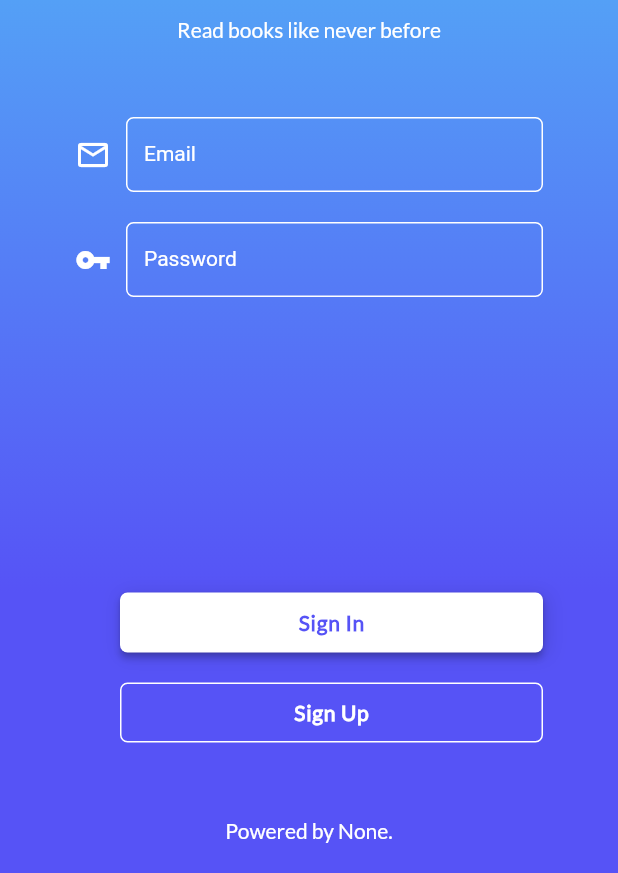
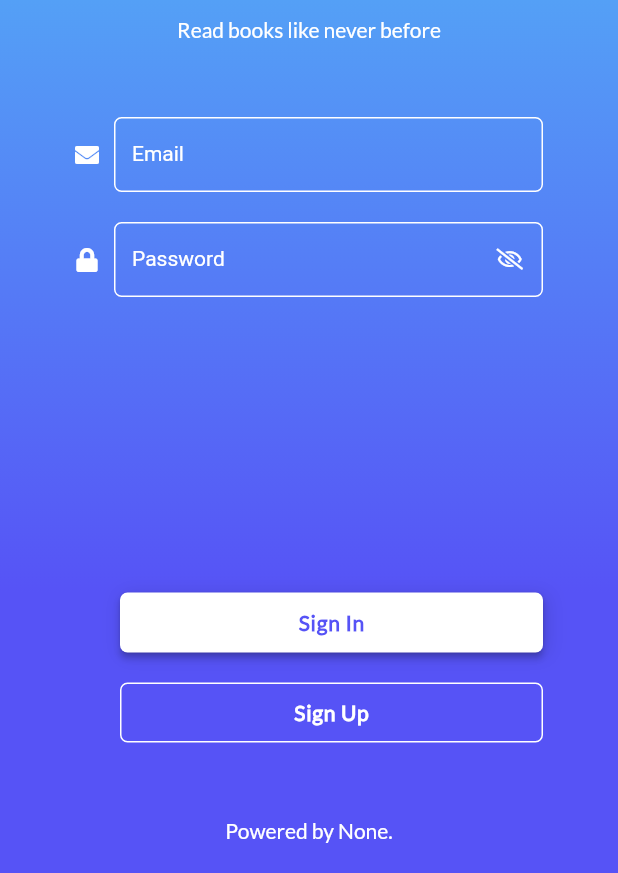
Before and after one commit to Shadow60539/bookshelf, a Flutter app: the screen it shows after launch, after a tap on "Sign In", on a phone screen of 412 x 824 dp, the part 363-1236 px from its top. Run offline on Flutter 3.47's test engine with Material 2 defaults, Android fonts, the phone set to English and light mode, and no system bars; our stand-ins replace auto_route, cloud_firestore, dio, firebase_auth, flutter_svg, focused_menu and 1 more; missing offline and left inert: dio_http_cache; accounts and stored records are empty.

```diff
--- a/lib/features/home/widgets/new_books_builder.dart
+++ b/lib/features/home/widgets/new_books_builder.dart
@@ -124,8 +124,6 @@ class NewBooksBuilder extends StatelessWidget {
                               fromLibrary: false,
                               bookList: books,
                               index: index)),
-                      child: Hero(
-                        tag: books[index].imgUrl,
                       child: FittedBox(
                         fit: BoxFit.contain,
                         child: Padding(
@@ -162,7 +160,6 @@ class NewBooksBuilder extends StatelessWidget {
                                     color: Colors.black, fontSize: 16),
                               ),
                             ],
-                            ),
                           ),
                         ),
                       ),
--- a/lib/features/splash/pages/splash_page.dart
+++ b/lib/features/splash/pages/splash_page.dart
@@ -1,9 +1,12 @@
+import 'dart:async';
+
 import 'package:firebase_auth/firebase_auth.dart';
 import 'package:flutter/cupertino.dart';
 import 'package:flutter/material.dart';
 import 'package:flutter/services.dart';
 import 'package:flutter_app/core/utils/colors.dart';
 import 'package:flutter_app/routes/router.gr.dart';
+import 'package:font_awesome_flutter/font_awesome_flutter.dart';
 
 class SplashPage extends StatefulWidget {
   @override
@@ -17,6 +20,10 @@ class _SplashPageState extends State<SplashPage>
   String email;
   String password;
   String errorMsg;
+  bool _loading = false;
+  bool _showPassword = false;
+  Color _emailBorderColor = Colors.white;
+  Color _passwordBorderColor = Colors.white;
 
   @override
   void initState() {
@@ -64,10 +71,22 @@ class _SplashPageState extends State<SplashPage>
   String _showErrorMessage(String errorMessage) {
     switch (errorMessage) {
       case 'ERROR_WRONG_PASSWORD':
+        setState(() {
+          _emailBorderColor = Colors.white;
+          _passwordBorderColor = Colors.red;
+        });
         return 'Invalid Password';
         break;
       case 'ERROR_USER_NOT_FOUND':
+        setState(() {
+          _passwordBorderColor = Colors.white;
+
+          _emailBorderColor = Colors.red;
+        });
         return 'No user with this email';
+        break;
+      case 'Sign In':
+        return 'Sign In Again';
         break;
       default:
         return 'Sign In';
@@ -95,7 +114,17 @@ class _SplashPageState extends State<SplashPage>
                       offset: Offset(2, 2))
                 ]),
                 child: RaisedButton(
-                  child: Text(
+                  child: _loading
+                      ? SizedBox(
+                          height: 20,
+                          width: 20,
+                          child: CircularProgressIndicator(
+                            strokeWidth: 2,
+                            valueColor:
+                                AlwaysStoppedAnimation<Color>(kDarkBlue),
+                          ),
+                        )
+                      : Text(
                           _showErrorMessage(errorMsg),
                           style: style.copyWith(
                               color: kDarkBlue,
@@ -108,12 +137,21 @@ class _SplashPageState extends State<SplashPage>
                     if (_animationController.status ==
                         AnimationStatus.completed) {
                       try {
+                        setState(() {
+                          _loading = true;
+                        });
                         await _auth.signInWithEmailAndPassword(
                             email: email, password: password);
                       } catch (e) {
                         PlatformException error = e as PlatformException;
                         setState(() {
                           errorMsg = error.code;
+                          _loading = false;
+                        });
+                        Future.delayed(Duration(seconds: 3), () {
+                          setState(() {
+                            errorMsg = 'Sign In';
+                          });
                         });
                       }
                     } else {
@@ -193,17 +231,18 @@ class _SplashPageState extends State<SplashPage>
     );
   }
 
-  InputDecoration _textFieldDecoration({String label}) => InputDecoration(
+  InputDecoration _textFieldDecoration({String label, Color borderColor}) =>
+      InputDecoration(
         focusedBorder: OutlineInputBorder(
           borderRadius: BorderRadius.circular(5),
           borderSide: BorderSide(
-            color: kDarkBlue,
+            color: Colors.black,
           ),
         ),
         enabledBorder: OutlineInputBorder(
           borderRadius: BorderRadius.circular(5),
           borderSide: BorderSide(
-            color: Colors.white,
+            color: borderColor,
             width: 1,
           ),
         ),
@@ -231,18 +270,21 @@ class _SplashPageState extends State<SplashPage>
               crossAxisAlignment: CrossAxisAlignment.center,
               children: <Widget>[
                 Icon(
-                  Icons.mail_outline,
+                  FontAwesomeIcons.solidEnvelope,
                   color: Colors.white,
+                  size: 16,
                 ),
                 SizedBox(
                   width: 10,
                 ),
                 Flexible(
                   child: TextFormField(
+                    cursorColor: Colors.white,
                     keyboardType: TextInputType.emailAddress,
                     style: TextStyle(color: Colors.white),
                     scrollPadding: padding,
-                    decoration: _textFieldDecoration(label: 'Email'),
+                    decoration: _textFieldDecoration(
+                        label: 'Email', borderColor: _emailBorderColor),
                     autocorrect: false,
                     onChanged: (value) {
                       email = value;
@@ -261,8 +303,9 @@ class _SplashPageState extends State<SplashPage>
               crossAxisAlignment: CrossAxisAlignment.center,
               children: <Widget>[
                 Icon(
-                  Icons.vpn_key,
+                  FontAwesomeIcons.lock,
                   color: Colors.white,
+                  size: 16,
                 ),
                 SizedBox(
                   width: 10,
@@ -270,9 +313,24 @@ class _SplashPageState extends State<SplashPage>
                 Flexible(
                   child: TextFormField(
                     scrollPadding: padding,
+                    cursorColor: Colors.white,
                     style: TextStyle(color: Colors.white),
-                    obscureText: true,
-                    decoration: _textFieldDecoration(label: 'Password'),
+                    obscureText: !_showPassword,
+                    decoration: _textFieldDecoration(
+                            label: 'Password',
+                            borderColor: _passwordBorderColor)
+                        .copyWith(
+                            suffixIcon: IconButton(
+                                iconSize: 14,
+                                color: Colors.white,
+                                icon: !_showPassword
+                                    ? Icon(FontAwesomeIcons.eyeSlash)
+                                    : Icon(FontAwesomeIcons.eye),
+                                onPressed: () {
+                                  setState(() {
+                                    _showPassword = !_showPassword;
+                                  });
+                                })),
                     autocorrect: false,
                     onChanged: (value) {
                       password = value;
```
Lines whose indentation alone changed are shown as unchanged.
